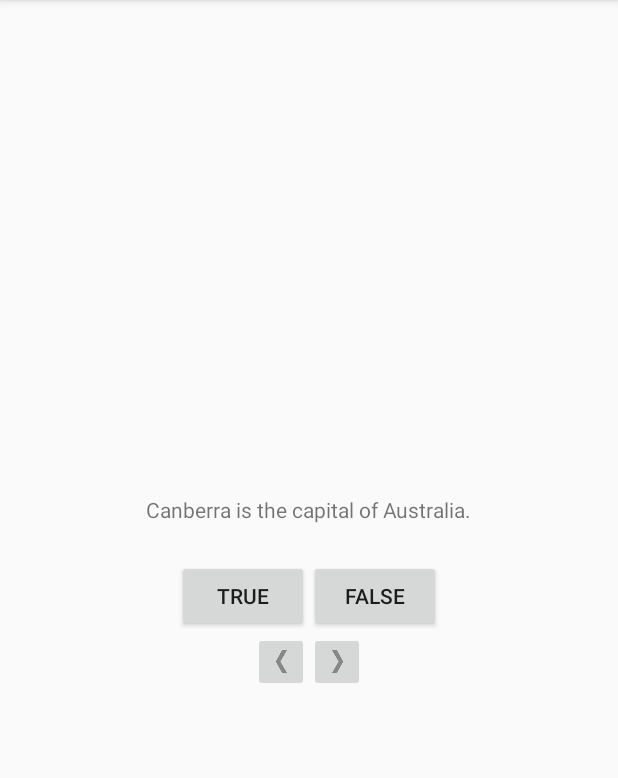
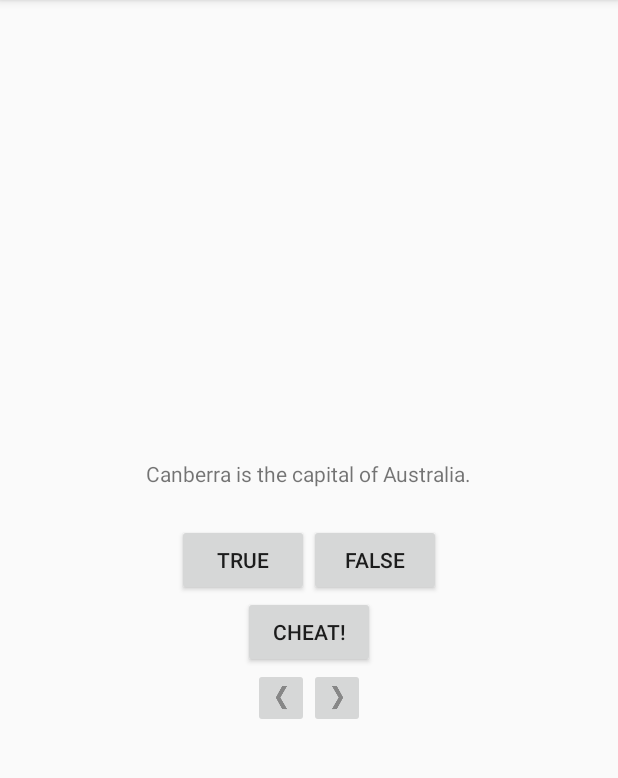
Before and after one commit to LiuShengchieh/Android_Programming, an Android app: the screen it shows after launch (QuizActivity), on a phone screen of 412 x 824 dp, the part 84-862 px from its top. Run offline under Robolectric (Android 15) with nearby library versions, the phone set to English and light mode, and no system bars.

Commit message:
第5章第二个activity

```diff
--- a/GeoQuiz/app/src/main/AndroidManifest.xml
+++ b/GeoQuiz/app/src/main/AndroidManifest.xml
@@ -16,6 +16,7 @@
                 <category android:name="android.intent.category.LAUNCHER" />
             </intent-filter>
         </activity>
+        <activity android:name=".CheatActivity"></activity>
     </application>
 
 </manifest>
--- a/GeoQuiz/app/src/main/java/com/bignerdranch/android/geoquiz/QuizActivity.java
+++ b/GeoQuiz/app/src/main/java/com/bignerdranch/android/geoquiz/QuizActivity.java
@@ -1,6 +1,9 @@
 package com.bignerdranch.android.geoquiz;
 
+import android.app.Activity;
+import android.content.Intent;
 import android.media.Image;
+import android.media.MediaCrypto;
 import android.os.PersistableBundle;
 import android.support.v7.app.AppCompatActivity;
 import android.os.Bundle;
@@ -16,9 +19,11 @@
 
     private static final String TAG = "QuizActivity";
     private static final String KEY_INDEX = "index";
+    private static final int REQUEST_CODE_CHEAT = 0;
 
     private Button mTrueButton;
     private Button mFalseButton;
+    private Button mCheatButton;
 //    private Button mNextButton;
 //    private Button mPrevButton;
     private ImageButton mNextButton;
@@ -35,6 +40,7 @@
     };
 
     private int mCurrentIndex = 0;
+    private boolean mIsCheater;
 
     @Override
     protected void onCreate(Bundle savedInstanceState) {
@@ -45,6 +51,18 @@
         if (savedInstanceState != null) {
             mCurrentIndex = savedInstanceState.getInt(KEY_INDEX, 0);
         }
+
+        mCheatButton = (Button) findViewById(R.id.cheat_button);
+        mCheatButton.setOnClickListener(new View.OnClickListener() {
+            @Override
+            public void onClick(View view) {
+//                Intent intent = new Intent(QuizActivity.this, CheatActivity.class);
+                boolean answerIsTrue = mQuestionBank[mCurrentIndex].isAnswerTrue();
+                Intent intent = CheatActivity.newIntent(QuizActivity.this, answerIsTrue);
+//                startActivity(intent);
+                startActivityForResult(intent, REQUEST_CODE_CHEAT);
+            }
+        });
 
         mQuestionTextView = (TextView) findViewById(R.id.question_text_view);
         mQuestionTextView.setOnClickListener(new View.OnClickListener() {
@@ -82,6 +100,7 @@
             @Override
             public void onClick(View view) {
                 mCurrentIndex = (mCurrentIndex + 1) % mQuestionBank.length;
+                mIsCheater = false;
                 updateQuestion();
             }
         });
@@ -98,6 +117,20 @@
 
         updateQuestion();
 
+    }
+
+    @Override
+    protected void onActivityResult(int requestCode, int resultCode, Intent data) {
+        if (resultCode != Activity.RESULT_OK) {
+            return;
+        }
+
+        if (requestCode == REQUEST_CODE_CHEAT) {
+            if (data == null) {
+                return;
+            }
+            mIsCheater = CheatActivity.wasAnswerShown(data);
+        }
     }
 
     @Override
@@ -152,10 +185,14 @@
 
         int messageResId = 0;
 
-        if (userPressedTrue == answerIsTrue) {
-            messageResId = R.string.correct_toast;
+        if (mIsCheater) {
+            messageResId = R.string.judgment_toast;
         } else {
-            messageResId = R.string.incorrect_toast;
+            if (userPressedTrue == answerIsTrue) {
+                messageResId = R.string.correct_toast;
+            } else {
+                messageResId = R.string.incorrect_toast;
+            }
         }
 
         Toast.makeText(this, messageResId, Toast.LENGTH_SHORT).show();
--- a/GeoQuiz/app/src/main/res/layout-land/activity_quiz.xml
+++ b/GeoQuiz/app/src/main/res/layout-land/activity_quiz.xml
@@ -36,6 +36,13 @@
 
     </LinearLayout>
 
+    <Button
+        android:id="@+id/cheat_button"
+        android:layout_width="wrap_content"
+        android:layout_height="wrap_content"
+        android:layout_gravity="bottom|center_horizontal"
+        android:text="@string/cheat_button"/>
+
     <LinearLayout
         android:layout_width="wrap_content"
         android:layout_height="wrap_content"
--- a/GeoQuiz/app/src/main/res/layout/activity_quiz.xml
+++ b/GeoQuiz/app/src/main/res/layout/activity_quiz.xml
@@ -29,6 +29,12 @@
             android:text="@string/false_button"/>
 
     </LinearLayout>
+
+    <Button
+        android:id="@+id/cheat_button"
+        android:layout_width="wrap_content"
+        android:layout_height="wrap_content"
+        android:text="@string/cheat_button"/>
 
     <LinearLayout
         android:layout_width="wrap_content"
--- a/GeoQuiz/app/src/main/res/values/strings.xml
+++ b/GeoQuiz/app/src/main/res/values/strings.xml
@@ -14,5 +14,9 @@
     <string name="incorrect_toast">Incorrect!</string>
     <string name="next_button">Next</string>
     <string name="prev_button">PREV</string>
+    <string name="warning_text">Are you sure you want to do this?</string>
+    <string name="show_answer_button">Show Answer</string>
+    <string name="cheat_button">Cheat!</string>
+    <string name="judgment_toast">Cheating is wrong.</string>
 
 </resources>
```
Also changed, not shown: GeoQuiz/app/src/main/java/com/bignerdranch/android/geoquiz/CheatActivity.java (added, +61 -0 lines), GeoQuiz/app/src/main/res/layout/activity_cheat.xml (added, +29 -0 lines).
